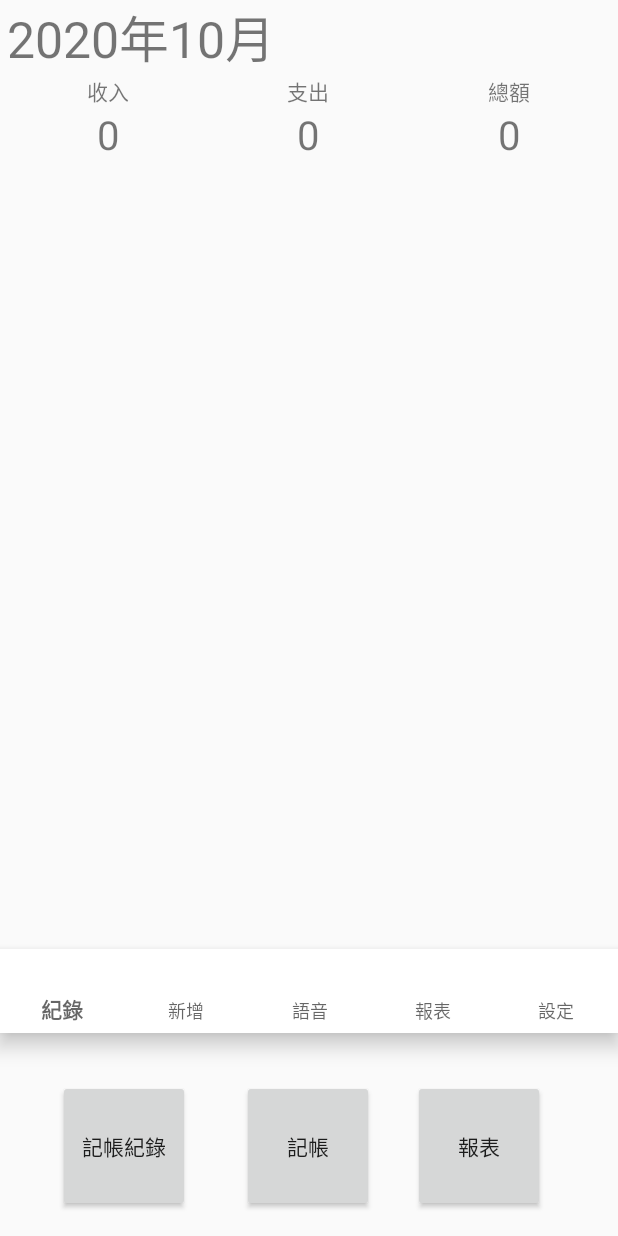
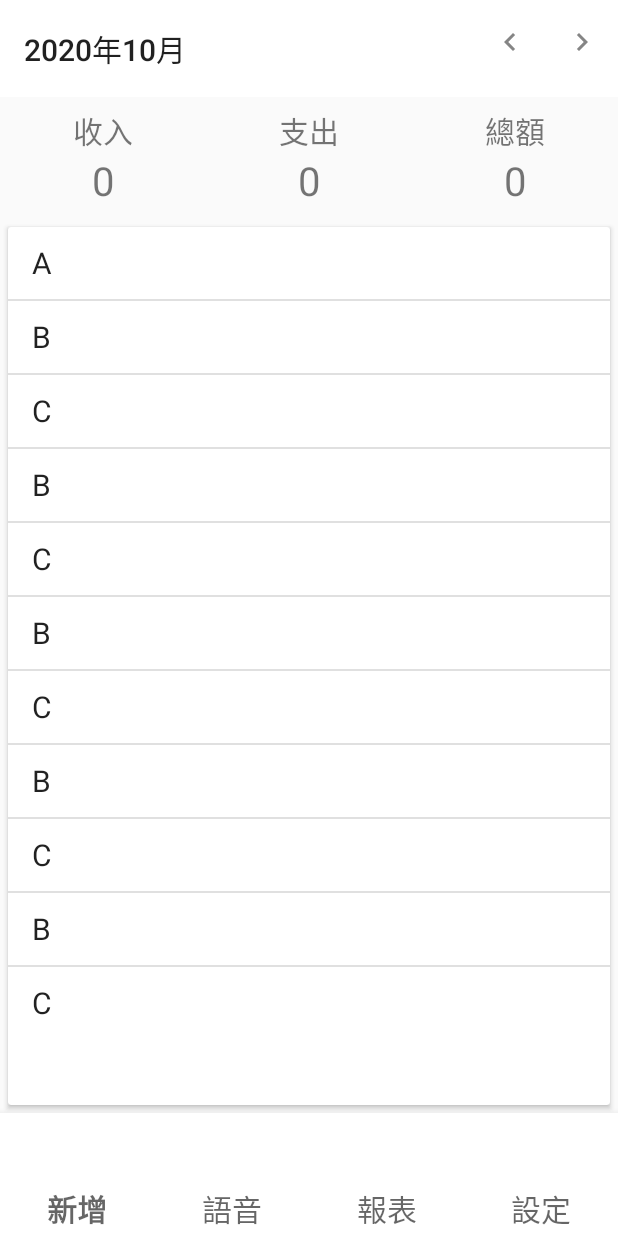
Before and after one commit to RskerZ/VoiceApp, an Android app: the screen it shows after launch (MainActivity), on a phone screen of 412 x 824 dp. Run offline under Robolectric (Android 15) with nearby library versions, the phone set to English and light mode, and no system bars.

Commit message:
update mainActivity

```diff
--- a/app/src/main/AndroidManifest.xml
+++ b/app/src/main/AndroidManifest.xml
@@ -9,10 +9,8 @@
         android:roundIcon="@mipmap/ic_launcher_round"
         android:supportsRtl="true"
         android:theme="@style/AppTheme">
-        <activity android:name=".ChartActivity"></activity>
-        <activity android:name=".Table_income" />
-        <activity android:name=".Test" />
-        <activity android:name=".test" />
+        <activity android:name=".SettingActivity"></activity>
+        <activity android:name=".ChartActivity" />
         <activity android:name=".EnterData" />
         <activity android:name=".MainActivity">
             <intent-filter>
--- a/app/src/main/java/com/example/voiceko/MainActivity.kt
+++ b/app/src/main/java/com/example/voiceko/MainActivity.kt
@@ -1,26 +1,22 @@
 package com.example.voiceko
-
-import android.app.DatePickerDialog
 import android.content.Intent
 import android.os.Bundle
-import android.util.Log
 import android.view.MenuItem
-import android.view.View
 import android.widget.*
 import androidx.appcompat.app.AppCompatActivity
+import androidx.appcompat.widget.Toolbar
 import com.google.android.material.bottomnavigation.BottomNavigationView
 import java.util.*
+import kotlin.collections.ArrayList
 
 
 class MainActivity : AppCompatActivity() {
     var CTR = Controller()
-    private lateinit var rePortBtn: Button
-    private lateinit var enterDataBtn: Button
     private lateinit var incomeText: TextView
     private lateinit var payText: TextView
     private lateinit var totalText: TextView
-    private lateinit var monthText: TextView
     private lateinit var recordList: ListView
+    private lateinit var toolbar: Toolbar
     val c: Calendar = Calendar.getInstance()
     var mYear = c.get(Calendar.YEAR)
     var mMonth = c.get(Calendar.MONTH)
@@ -29,19 +25,15 @@
     override fun onCreate(savedInstanceState: Bundle?) {
         super.onCreate(savedInstanceState)
         setContentView(R.layout.activity_main)
-        rePortBtn = findViewById<Button>(R.id.rePortBtn)
-        enterDataBtn = findViewById<Button>(R.id.enterDataBtn)
-        incomeText = findViewById<TextView>(R.id.incomeText)
-        payText = findViewById<TextView>(R.id.payText)
-        totalText = findViewById<TextView>(R.id.totalText)
-        recordList = findViewById<ListView>(R.id.record)
-        monthText = findViewById<TextView>(R.id.monthView)
-        val Chartbtn = findViewById<Button>(R.id.ChartBtn)
-        rePortBtn.setOnClickListener(testIncome)
-        enterDataBtn.setOnClickListener(enter)
-        Chartbtn.setOnClickListener(goChart)
+        incomeText = findViewById(R.id.incomeText)
+        payText = findViewById(R.id.payText)
+        totalText = findViewById(R.id.totalText)
+        recordList = findViewById(R.id.record)
 
-        monthText.text = "${mYear}年${mMonth + 1}月"
+        toolbar = findViewById(R.id.main_toolbar)
+        // 設定右上角的 menu
+        toolbar.inflateMenu(R.menu.selectmonth)
+        toolbar.title = "${mYear}年${mMonth + 1}月"
 
         val bottomNavigationView =
             findViewById(R.id.menuBtn) as BottomNavigationView
@@ -49,55 +41,36 @@
 
         bottomNavigationView.setOnNavigationItemSelectedListener { item: MenuItem ->
             when (item.itemId) {
-                R.id.mainMenu -> payText.setText("點選紀錄")
-                R.id.addMenu -> payText.setText("點選新增")
-                R.id.micMenu -> payText.setText("點選語音")
-                R.id.reportMenu -> payText.setText("點選報表")
-                R.id.setMenu -> payText.setText("點選設定")
+                R.id.addMenu -> goEnter()
+                R.id.micMenu -> {
+                    Toast.makeText(this, "你好我會語音辨識", Toast.LENGTH_SHORT).show()
+                }
+                R.id.reportMenu -> goChart()
+                R.id.setMenu -> goSetting()
             }
             true
         }
-    }
-    //測試的記帳紀錄
-    private var testIncome = View.OnClickListener {
-        //var adaper = ArrayAdapter<String>(this,android.R.layout.simple_list_item_1,testlist)
-        //recordList.adapter = adaper
-        createDialogWithoutDateField()!!.show()
+        //載入記帳紀錄
+        setRecord(testlist)
     }
 
-    private var enter = View.OnClickListener {
+    //切換Activity
+    fun goChart(){
+        var intent = Intent(this, ChartActivity::class.java)
+        startActivity(intent)
+    }
+    fun goEnter(){
         var intent = Intent(this, EnterData::class.java)
         startActivity(intent)
     }
-    //圖表區
-    private  var goChart = View.OnClickListener {
-        var intent = Intent(this, ChartActivity::class.java)
+    fun goSetting(){
+        var intent = Intent(this, SettingActivity::class.java)
         startActivity(intent)
     }
-    private fun createDialogWithoutDateField(): DatePickerDialog? {
-        val dpd = DatePickerDialog(this, null, 2014, 1, 24)
-        try {
-            val datePickerDialogFields =
-                dpd.javaClass.declaredFields
-            for (datePickerDialogField in datePickerDialogFields) {
-                if (datePickerDialogField.name == "mDatePicker") {
-                    datePickerDialogField.isAccessible = true
-                    val datePicker = datePickerDialogField[dpd] as DatePicker
-                    val datePickerFields =
-                        datePickerDialogField.type.declaredFields
-                    for (datePickerField in datePickerFields) {
-                        Log.i("test", datePickerField.name)
-                        if ("mDaySpinner" == datePickerField.name) {
-                            datePickerField.isAccessible = true
-                            val dayPicker = datePickerField[datePicker]
-                            (dayPicker as View).visibility = View.GONE
-                        }
-                    }
-                }
-            }
-        } catch (ex: Exception) {
-        }
-        return dpd
+    //載入記帳紀錄資料
+    private fun setRecord(recordData: ArrayList<String>){
+        var adapter = ArrayAdapter<String>(this,android.R.layout.simple_list_item_1,recordData)
+        recordList.adapter = adapter
     }
 
 
--- /dev/null
+++ b/app/src/main/res/drawable-anydpi/ic_action_left_arrow.xml
@@ -0,0 +1,11 @@
+<vector xmlns:android="http://schemas.android.com/apk/res/android"
+    android:width="24dp"
+    android:height="24dp"
+    android:viewportWidth="24"
+    android:viewportHeight="24"
+    android:tint="#333333"
+    android:alpha="0.6">
+  <path
+      android:fillColor="@android:color/white"
+      android:pathData="M15.41,7.41L14,6l-6,6 6,6 1.41,-1.41L10.83,12z"/>
+</vector>
--- a/app/src/main/res/layout/activity_main.xml
+++ b/app/src/main/res/layout/activity_main.xml
@@ -1,27 +1,35 @@
 <?xml version="1.0" encoding="utf-8"?>
-<androidx.constraintlayout.widget.ConstraintLayout xmlns:android="http://schemas.android.com/apk/res/android"
+<LinearLayout xmlns:android="http://schemas.android.com/apk/res/android"
     xmlns:app="http://schemas.android.com/apk/res-auto"
     xmlns:tools="http://schemas.android.com/tools"
     android:layout_width="match_parent"
     android:layout_height="match_parent"
+    android:orientation="vertical"
     tools:context=".MainActivity">
+
+    <androidx.appcompat.widget.Toolbar
+        android:id="@+id/main_toolbar"
+        android:layout_width="match_parent"
+        android:layout_height="0dp"
+        android:layout_weight="0.08"
+        android:background="#FFFFFF"
+        android:minHeight="?attr/actionBarSize"
+        android:theme="?attr/actionBarTheme"
+        app:title="2020年10月" />
 
     <LinearLayout
         android:id="@+id/linearLayout"
         android:layout_width="match_parent"
-        android:layout_height="wrap_content"
-        android:layout_marginLeft="5dp"
-        android:layout_marginTop="50dp"
-        android:layout_marginRight="5dp"
+        android:layout_height="0dp"
+        android:layout_weight="0.1"
         android:baselineAligned="false"
         android:gravity="center"
         android:orientation="horizontal"
-        app:layout_constraintEnd_toStartOf="@+id/guideline2"
-        app:layout_constraintStart_toStartOf="@+id/guideline2"
-        app:layout_constraintTop_toTopOf="parent">
+        app:layout_constraintTop_toTopOf="parent"
+        tools:layout_editor_absoluteX="5dp">
 
         <LinearLayout
-            android:layout_width="wrap_content"
+            android:layout_width="0dp"
             android:layout_height="wrap_content"
             android:layout_weight="1"
             android:gravity="center"
@@ -45,7 +53,7 @@
         </LinearLayout>
 
         <LinearLayout
-            android:layout_width="wrap_content"
+            android:layout_width="0dp"
             android:layout_height="match_parent"
             android:layout_weight="1"
             android:gravity="center"
@@ -55,7 +63,6 @@
                 android:id="@+id/textView1"
                 android:layout_width="match_parent"
                 android:layout_height="wrap_content"
-                android:layout_weight="1"
                 android:gravity="center"
 
                 android:text="支出" />
@@ -64,7 +71,6 @@
                 android:id="@+id/payText"
                 android:layout_width="match_parent"
                 android:layout_height="wrap_content"
-                android:layout_weight="1"
                 android:gravity="center"
                 android:text="0"
                 android:textSize="12pt" />
@@ -73,7 +79,7 @@
         </LinearLayout>
 
         <LinearLayout
-            android:layout_width="wrap_content"
+            android:layout_width="0dp"
             android:layout_height="wrap_content"
             android:layout_weight="1"
             android:gravity="center"
@@ -96,119 +102,41 @@
         </LinearLayout>
     </LinearLayout>
 
-    <Button
-        android:id="@+id/ChartBtn"
-        android:layout_width="88dp"
-        android:layout_height="88dp"
-        android:text="報表"
-        app:layout_constraintBottom_toBottomOf="parent"
-        app:layout_constraintEnd_toEndOf="parent"
-        app:layout_constraintHorizontal_bias="0.593"
-        app:layout_constraintStart_toStartOf="@+id/guideline2"
-        app:layout_constraintTop_toTopOf="@+id/guideline"
-        app:layout_constraintVertical_bias="0.869" />
 
-    <Button
-        android:id="@+id/rePortBtn"
-        android:layout_width="88dp"
-        android:layout_height="88dp"
-        android:text="記帳紀錄"
-        app:layout_constraintBottom_toBottomOf="parent"
-        app:layout_constraintEnd_toStartOf="@+id/guideline2"
-        app:layout_constraintHorizontal_bias="0.333"
-        app:layout_constraintStart_toStartOf="parent"
-        app:layout_constraintTop_toTopOf="@+id/guideline"
-        app:layout_constraintVertical_bias="0.869" />
 
-    <Button
-        android:id="@+id/enterDataBtn"
-        android:layout_width="88dp"
-        android:layout_height="88dp"
-        android:text="記帳"
-        app:layout_constraintBottom_toBottomOf="parent"
-        app:layout_constraintEnd_toEndOf="parent"
-        app:layout_constraintHorizontal_bias="0.498"
-        app:layout_constraintStart_toStartOf="parent"
-        app:layout_constraintTop_toTopOf="@+id/guideline"
-        app:layout_constraintVertical_bias="0.869" />
+    <androidx.cardview.widget.CardView
+        android:id="@+id/cardView"
+        android:layout_width="match_parent"
+        android:layout_height="0dp"
+        android:layout_weight="0.72"
+        android:layout_margin="5dp"
+        android:padding="5dp">
 
-    <androidx.constraintlayout.widget.Guideline
-        android:id="@+id/guideline2"
-        android:layout_width="wrap_content"
-        android:layout_height="wrap_content"
-        android:orientation="vertical"
-        app:layout_constraintGuide_begin="205dp" />
-
-    <androidx.constraintlayout.widget.Guideline
-        android:id="@+id/guideline4"
-        android:layout_width="wrap_content"
-        android:layout_height="wrap_content"
-        android:orientation="horizontal"
-        app:layout_constraintGuide_end="366dp" />
-
-    <androidx.constraintlayout.widget.Guideline
-        android:id="@+id/guideline"
-        android:layout_width="wrap_content"
-        android:layout_height="wrap_content"
-        android:orientation="horizontal"
-        app:layout_constraintGuide_end="212dp" />
-
-    <ScrollView
-        android:id="@+id/scrollView3"
-        android:layout_width="394dp"
-        android:layout_height="429dp"
-        android:layout_marginTop="10dp"
-        android:layout_marginLeft="5dp"
-        android:layout_marginRight="5dp"
-        app:layout_constraintBottom_toBottomOf="parent"
-        app:layout_constraintEnd_toEndOf="parent"
-        app:layout_constraintHorizontal_bias="0.0"
-        app:layout_constraintStart_toStartOf="parent"
-        app:layout_constraintTop_toTopOf="parent"
-        app:layout_constraintVertical_bias="0.42">
-
-        <androidx.constraintlayout.widget.ConstraintLayout
+        <ScrollView
+            android:id="@+id/scrollView3"
             android:layout_width="match_parent"
             android:layout_height="match_parent">
 
-            <ListView
-                android:id="@+id/record"
-                android:layout_width="401dp"
-                android:layout_height="427dp"
-                app:layout_constraintBottom_toBottomOf="parent"
-                app:layout_constraintEnd_toEndOf="parent"
-                app:layout_constraintHorizontal_bias="0.0"
-                app:layout_constraintStart_toStartOf="parent"
-                app:layout_constraintTop_toTopOf="parent"
-                app:layout_constraintVertical_bias="0.0"></ListView>
-        </androidx.constraintlayout.widget.ConstraintLayout>
+            <RelativeLayout
+                android:layout_width="match_parent"
+                android:layout_height="match_parent">
 
-    </ScrollView>
+                <ListView
+                    android:id="@+id/record"
+                    android:layout_width="match_parent"
+                    android:layout_height="530dp" />
+            </RelativeLayout>
 
-    <TextView
-        android:id="@+id/monthView"
-        android:layout_width="200dp"
-        android:layout_height="44dp"
-        android:layout_marginBottom="6dp"
-        android:text="2020年10月"
-        android:textSize="15pt"
-        app:layout_constraintBottom_toTopOf="@+id/linearLayout"
-        app:layout_constraintEnd_toStartOf="@+id/guideline2"
-        app:layout_constraintHorizontal_bias="1.0"
-        app:layout_constraintStart_toStartOf="parent"
-        app:layout_constraintTop_toTopOf="parent"
-        app:layout_constraintVertical_bias="1.0" />
+        </ScrollView>
+    </androidx.cardview.widget.CardView>
 
     <com.google.android.material.bottomnavigation.BottomNavigationView
         android:id="@+id/menuBtn"
         android:layout_width="match_parent"
-        android:layout_height="wrap_content"
+        android:layout_height="0dp"
+        android:layout_weight="0.1"
         android:background="@android:color/white"
         app:labelVisibilityMode="labeled"
-        app:layout_constraintBottom_toTopOf="@+id/enterDataBtn"
-        app:layout_constraintEnd_toEndOf="parent"
-        app:layout_constraintStart_toStartOf="parent"
-        app:layout_constraintTop_toBottomOf="@+id/scrollView3"
         app:menu="@menu/lilmenu" />
 
-</androidx.constraintlayout.widget.ConstraintLayout>
+</LinearLayout>
--- a/app/src/main/res/menu/lilmenu.xml
+++ b/app/src/main/res/menu/lilmenu.xml
@@ -2,9 +2,6 @@
 <menu xmlns:app="http://schemas.android.com/apk/res-auto"
     xmlns:android="http://schemas.android.com/apk/res/android">
 
-    <item android:title="紀錄"
-          android:id="@+id/mainMenu"
-          app:showAsAction="ifRoom"/>
     <item android:title="新增"
           android:id="@+id/addMenu"
           app:showAsAction="ifRoom"/>
--- a/app/src/main/res/menu/selectmonth.xml
+++ b/app/src/main/res/menu/selectmonth.xml
@@ -4,6 +4,7 @@
 
     <item android:title="左"
         android:id="@+id/leftBtn"
+        android:icon="@drawable/ic_action_left_arrow"
         app:showAsAction="ifRoom"/>
     <item android:title="右"
         android:id="@+id/rightBtn"
--- a/app/src/main/res/values/styles.xml
+++ b/app/src/main/res/values/styles.xml
@@ -6,6 +6,7 @@
         <item name="colorPrimary">@color/colorPrimary</item>
         <item name="colorPrimaryDark">@color/colorPrimaryDark</item>
         <item name="colorAccent">@color/colorAccent</item>
+        <item name="android:textSize">20dp</item>
     </style>
 
     <!-- 以下是計算機用的styles -->
```
Also changed, not shown: app/src/main/java/com/example/voiceko/MainActivity2.kt (deleted, +0 -11 lines), app/src/main/java/com/example/voiceko/SettingActivity.kt (added, +27 -0 lines), app/src/main/res/layout/activity_enter_data.xml (+21 -21 lines), app/src/main/res/layout/activity_setting.xml (added, +26 -0 lines), app/src/main/res/layout/fragment_accounttype.xml (+11 -6 lines), app/src/main/res/drawable-hdpi/ic_action_left_arrow.png (added), app/src/main/res/drawable-mdpi/ic_action_left_arrow.png (added), app/src/main/res/drawable-xhdpi/ic_action_left_arrow.png (added), app/src/main/res/drawable-xxhdpi/ic_action_left_arrow.png (added).
